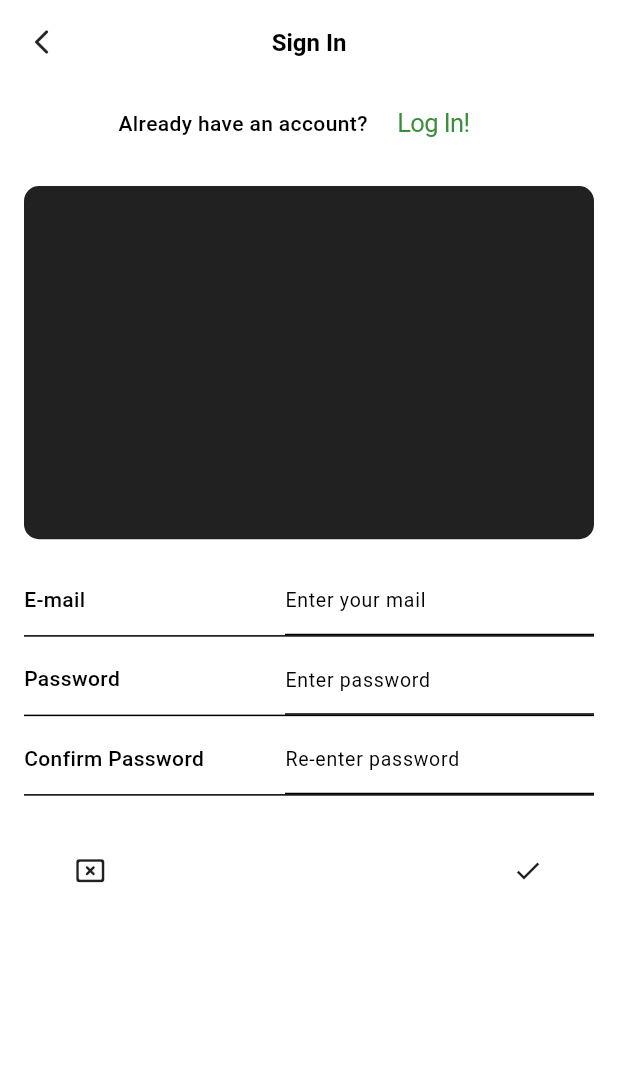
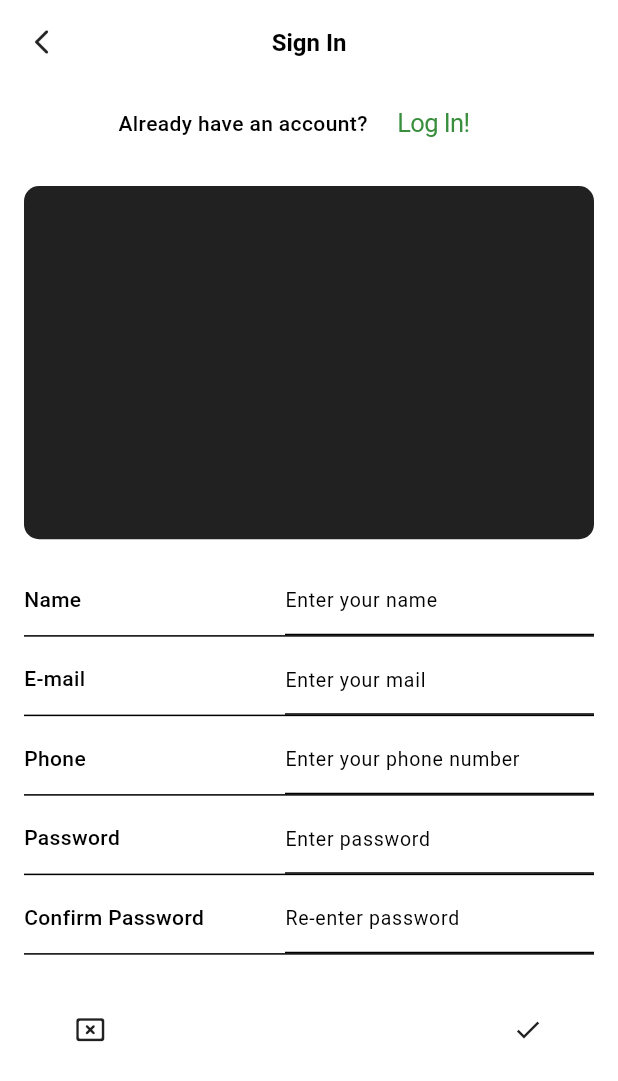
Before and after one commit to Sh1vT/carhelp, a Flutter app: the SignInPage screen opened by its route, on a phone screen of 412 x 824 dp. Shown: the top 1081 px of the screen. Run offline on Flutter 3.47's test engine with Material 3 defaults, Android fonts, the light colour scheme and no system bars; our stand-ins replace animate_do, firebase_auth, firebase_core, flutter_map, geocoding, geolocator and 2 more; missing offline and left inert: dialog_flowtter, secure_shared_preferences; accounts and stored records are empty.

Commit message:
usertile is now in sync with login details

```diff
--- a/lib/features/login/ui/sign_in_page.dart
+++ b/lib/features/login/ui/sign_in_page.dart
@@ -3,6 +3,7 @@ import 'package:carhelp/features/login/ui/pop_up_snackbar.dart';
 import 'package:flutter/cupertino.dart';
 import 'package:flutter/material.dart';
 import 'package:firebase_auth/firebase_auth.dart';
+import 'package:secure_shared_preferences/secure_shared_pref.dart';
 
 // ignore: must_be_immutable
 class SignInPage extends StatelessWidget {
@@ -11,11 +12,15 @@ class SignInPage extends StatelessWidget {
   final emailController = TextEditingController();
   final passwordController = TextEditingController();
   final cPasswordController = TextEditingController();
+  final nameController = TextEditingController();
+  final phoneController = TextEditingController();
 
   void createAccount(BuildContext context) async {
+    String name = nameController.text.trim();
     String email = emailController.text.trim();
     String password = passwordController.text.trim();
     String cPassword = cPasswordController.text.trim();
+    String phone = phoneController.text.trim();
 
     if (email.isEmpty || password.isEmpty || cPassword.isEmpty) {
       ScaffoldMessenger.of(context).showSnackBar(
@@ -31,6 +36,13 @@ class SignInPage extends StatelessWidget {
             .createUserWithEmailAndPassword(
                 email: email, password: password) ;
         debugPrint('User created');
+        //Saving name and phone to local storage for user_tile
+        var pref = await SecureSharedPref.getInstance();
+        pref.clearAll(); //Clears all data in case user is going to change login credentials
+        pref.putString("name", name);
+        pref.putString("phone", phone);
+        debugPrint("User data saved");
+        //Closing the Sign Up page
         if (userCredential.user != null){
           // ignore: use_build_context_synchronously
           Navigator.pop(context);
@@ -67,7 +79,7 @@ class SignInPage extends StatelessWidget {
         children: [
           //Navigate to Sign In
           FadeInDown(
-            delay: const Duration(milliseconds: 1200),
+            delay: const Duration(milliseconds: 900),
             child: Row(
               crossAxisAlignment: CrossAxisAlignment.center,
               mainAxisAlignment: MainAxisAlignment.center,
@@ -97,11 +109,29 @@ class SignInPage extends StatelessWidget {
           ),
           //SignInElements
           FadeInUp(
+            delay: const Duration(milliseconds: 150),
+            child: SignInFieldRows(
+              fieldName: 'Name',
+              fieldValue: 'Enter your name',
+              controller: nameController,
+              obscureTextBool: false,
+            ),
+          ),
+          FadeInUp(
             delay: const Duration(milliseconds: 300),
             child: SignInFieldRows(
               fieldName: 'E-mail',
               fieldValue: 'Enter your mail',
               controller: emailController,
+              obscureTextBool: false,
+            ),
+          ),
+          FadeInUp(
+            delay: const Duration(milliseconds: 450),
+            child: SignInFieldRows(
+              fieldName: 'Phone',
+              fieldValue: 'Enter your phone number',
+              controller: phoneController,
               obscureTextBool: false,
             ),
           ),
@@ -115,7 +145,7 @@ class SignInPage extends StatelessWidget {
             ),
           ),
           FadeInUp(
-            delay: const Duration(milliseconds: 900),
+            delay: const Duration(milliseconds: 750),
             child: SignInFieldRows(
               fieldName: 'Confirm Password',
               fieldValue: 'Re-enter password',
@@ -125,7 +155,7 @@ class SignInPage extends StatelessWidget {
           ),
           //SubmitButton
           FadeInUp(
-            delay: const Duration(milliseconds: 1200),
+            delay: const Duration(milliseconds: 900),
             child: Row(
               mainAxisAlignment: MainAxisAlignment.center,
               children: [
--- a/pubspec.yaml
+++ b/pubspec.yaml
@@ -46,6 +46,7 @@ dependencies:
   flutter_map:
   firebase_core: ^3.1.0
   firebase_auth: ^5.1.0
+  secure_shared_preferences: ^0.0.4
 
 dev_dependencies:
   flutter_test:
```
Also changed, not shown: lib/features/nav/ui/nav_bar_user_tile.dart (+29 -6 lines), pubspec.lock, 5 other files.
